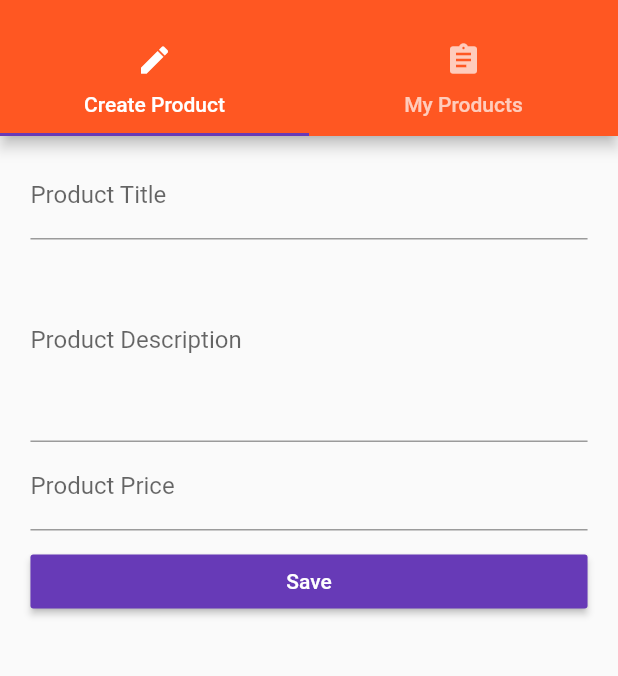
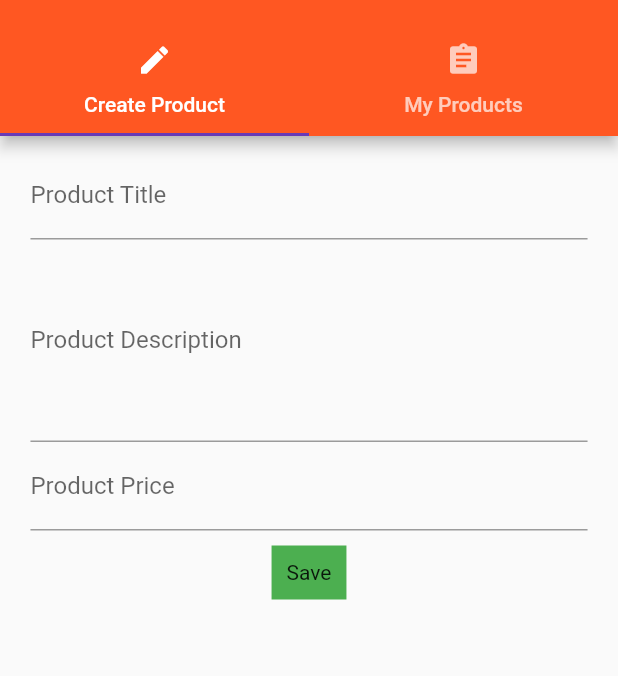
Before and after one commit to bad-logic/flutter_first_app, a Flutter app: the ProductsAdminPage screen opened by its route, on a phone screen of 412 x 824 dp, the part 59-735 px from its top. Run offline on Flutter 3.47's test engine with Material 2 defaults, Android fonts, the phone set to English and light mode, and no system bars.

Commit message:
added event listeners

```diff
--- a/lib/main.dart
+++ b/lib/main.dart
@@ -49,7 +49,9 @@ class _MyAppState extends State<MyApp>{
       theme: ThemeData(
           brightness: Brightness.light,
           primarySwatch: Colors.deepOrange,
-          accentColor: Colors.deepPurple),
+          accentColor: Colors.deepPurple,
+          buttonColor:Colors.deepPurple,
+      ),
 //      home: AuthPage(),
       routes:{// global registry of routes
         '/':(BuildContext context) => AuthPage(),
--- a/lib/pages/auth.dart
+++ b/lib/pages/auth.dart
@@ -89,7 +89,6 @@ class _AuthPage extends State<AuthPage> {
                   ),
                   RaisedButton(
                     child: Text('Login'),
-                    color: Theme.of(context).primaryColor,
                     textColor: Colors.white,
                     onPressed: () {
                       Navigator.pushReplacementNamed(context,
--- a/lib/pages/product_create.dart
+++ b/lib/pages/product_create.dart
@@ -13,10 +13,9 @@ class ProductCreatePage extends StatefulWidget {
 }
 
 class _ProductCreatePageState extends State<ProductCreatePage> {
-
   final Map<String, dynamic> _product = {'image': 'assets/food.jpg'};
 
-  Widget _buildTitleTextField(){
+  Widget _buildTitleTextField() {
     return TextField(
       decoration: InputDecoration(labelText: 'Product Title'),
       onChanged: (String value) {
@@ -27,7 +26,7 @@ class _ProductCreatePageState extends State<ProductCreatePage> {
     );
   }
 
-  Widget  _buildPriceTextField(){
+  Widget _buildPriceTextField() {
     return TextField(
       keyboardType: TextInputType.number,
       decoration: InputDecoration(labelText: 'Product Price'),
@@ -39,7 +38,7 @@ class _ProductCreatePageState extends State<ProductCreatePage> {
     );
   }
 
-  Widget  _buildDescriptionTextField(){
+  Widget _buildDescriptionTextField() {
     return TextField(
       maxLines: 5,
       decoration: InputDecoration(labelText: 'Product Description'),
@@ -51,18 +50,22 @@ class _ProductCreatePageState extends State<ProductCreatePage> {
     );
   }
 
-
   @override
   Widget build(BuildContext context) {
-    final double deviceWidth = MediaQuery.of(context).size.width; // getting the device current width
+    final double deviceWidth =
+        MediaQuery.of(context).size.width; // getting the device current width
 
-    final double finalDeviceWidth = deviceWidth > 768.0 ? 450.0 : deviceWidth * 0.95;
+    final double finalDeviceWidth =
+        deviceWidth > 768.0 ? 450.0 : deviceWidth * 0.95;
     final double finalPadding = deviceWidth - finalDeviceWidth;
 
     return Container(
       margin: EdgeInsets.all(10.0),
-      child: ListView( // listview items always take the full available space by default
-        padding:EdgeInsets.symmetric(horizontal:finalPadding/2,), // adding padding restricts the listView from using full width
+      child: ListView(
+        // listview items always take the full available space by default
+        padding: EdgeInsets.symmetric(
+          horizontal: finalPadding / 2,
+        ), // adding padding restricts the listView from using full width
         children: <Widget>[
           _buildTitleTextField(),
           _buildDescriptionTextField(),
@@ -70,14 +73,26 @@ class _ProductCreatePageState extends State<ProductCreatePage> {
           SizedBox(
             height: 10.0,
           ), // doesnot render anything just occupies space
-          RaisedButton(
-            child: Text('Save'),
-            color: Theme.of(context).accentColor,
-            textColor: Colors.white,
-            onPressed: () {
-              widget.addProduct(_product);
-              Navigator.pushReplacementNamed(context, '/products'); // pressing back button will not navigate here
-             },
+//          RaisedButton(
+//            child: Text('Save'),
+//            textColor: Colors.white,
+//            onPressed: () {
+//              widget.addProduct(_product);
+//              Navigator.pushReplacementNamed(context, '/products'); // pressing back button will not navigate here
+//             },
+//          ),
+          Center(
+            child: GestureDetector(
+              onTap: (){
+                widget.addProduct(_product);
+              Navigator.pushReplacementNamed(context, '/products');
+              },
+              child: Container(
+                color: Colors.green,
+                padding: EdgeInsets.all(10.0),
+                child: Text('Save'),
+              ),
+            ),
           ),
         ],
       ),
```
